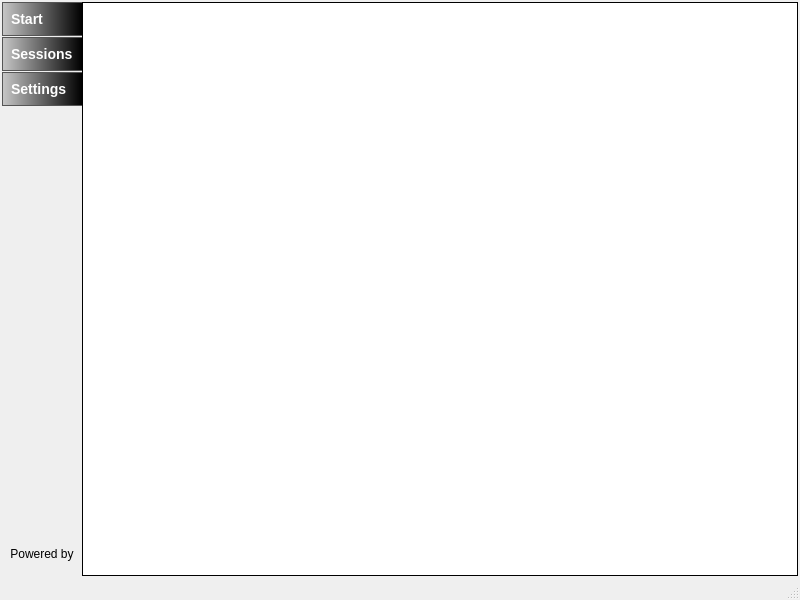
This is src/ui/mainwindow.ui in thm-projects/arsnova-overlay as Qt 5 draws it before an edit. The edited form follows.
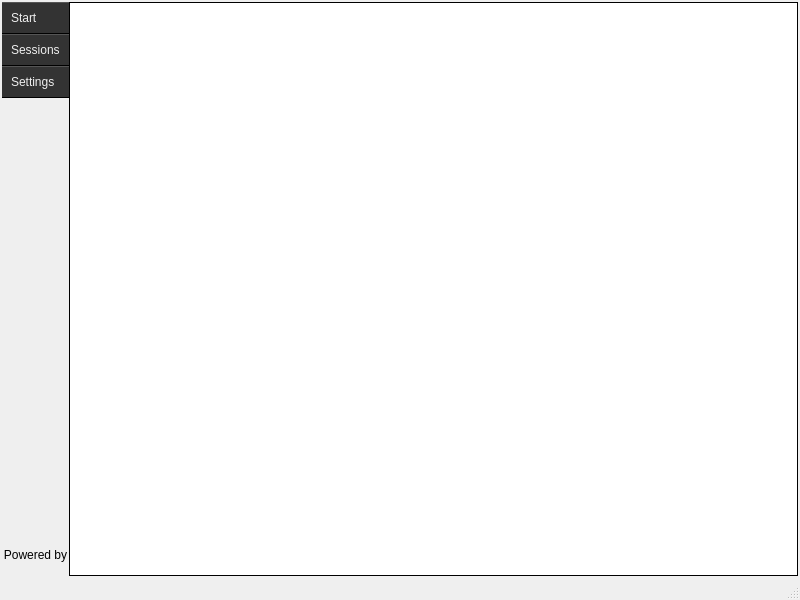
This is the edited form. Icons and pictures are not drawn.

Commit message: Reworked design of main window left menu and added splash screen

What changed in the file:
```diff
--- a/src/ui/mainwindow.ui
+++ b/src/ui/mainwindow.ui
@@ -16,14 +16,11 @@
   <property name="styleSheet">
    <string notr="true">QPushButton {
 	border-top: 1px solid #555;
-	border-bottom: 1px solid #555;
-	border-left: 1px solid #555;
+	border-bottom: 1px solid #000;
 	padding: 8px;
-	background-color: qlineargradient(spread:pad, x1:0, y1:0, x2:1, y2:0, stop:0 rgba(200, 200, 200, 255), stop:1 rgba(0, 0, 0, 255));
-	font-weight: bold;
-	font-size: 14px;
+	background-color: #333;
 	text-align: left;
-	color: white;
+	color: #eee;
 }
 
 QPushButton:pressed {
@@ -52,7 +49,7 @@
       <item>
        <layout class="QVBoxLayout" name="verticalLayout">
         <property name="spacing">
-         <number>1</number>
+         <number>0</number>
         </property>
         <item>
          <widget class="QPushButton" name="pushButton">
```
Left out of the diff: 11 changed lines with no effect on the pictures. The commit also changes 10 other files.
